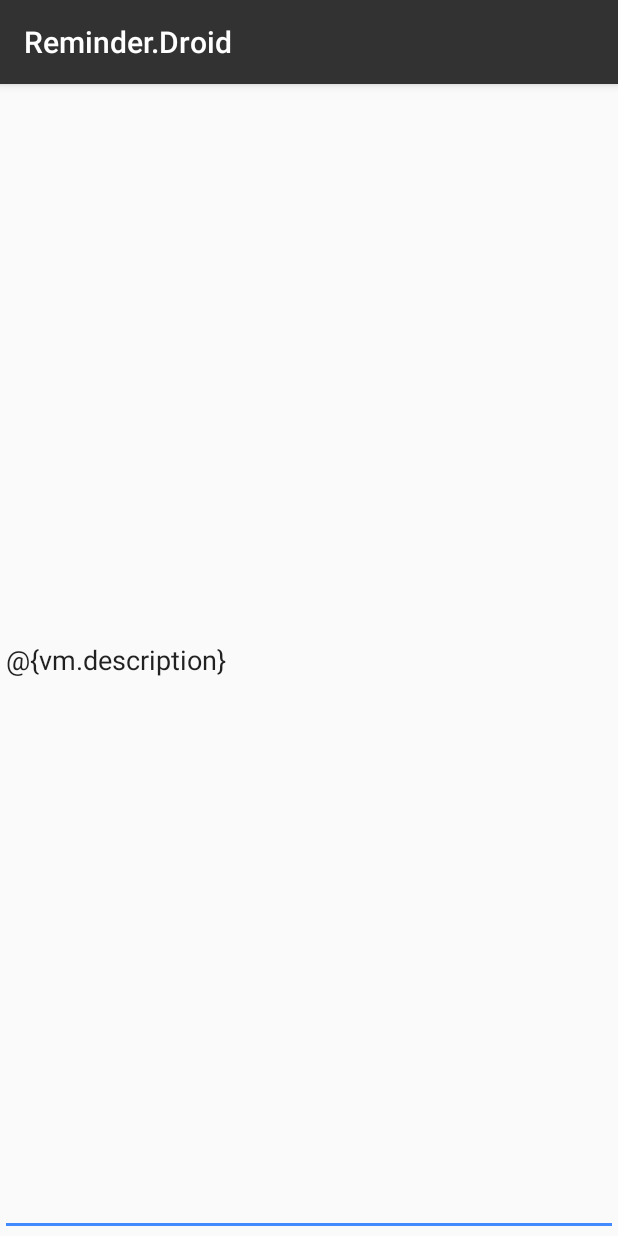
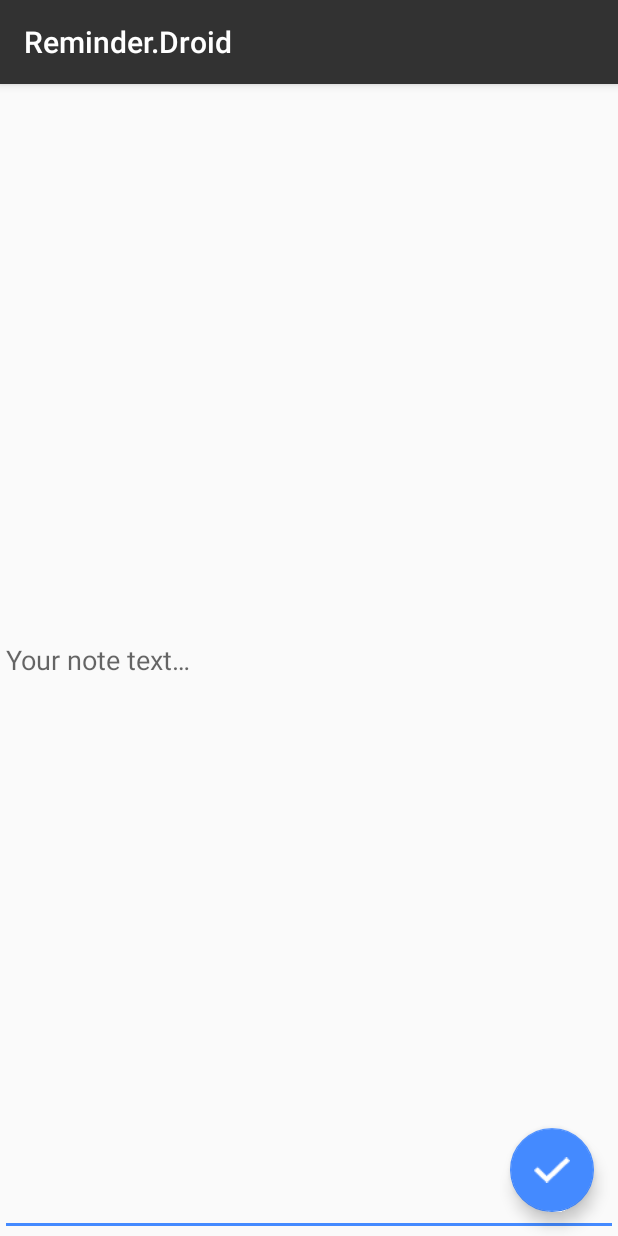
Before and after one commit to ArseniBarsegyan/ReminderAndroid, an Android app: the fragment CreateNoteFragment shown on its own in the app's theme, on a phone screen of 412 x 824 dp. Run offline under Robolectric (Android 15) with nearby library versions, the phone set to English and light mode, and no system bars; 1 statement that could not run was skipped.

```diff
--- a/app/build.gradle
+++ b/app/build.gradle
@@ -22,7 +22,7 @@ dependencies {
     implementation fileTree(dir: 'libs', include: ['*.jar'])
     implementation 'com.android.support:appcompat-v7:28.0.0'
     implementation 'com.android.support:design:28.0.0'
-    implementation 'com.android.support:recyclerview-v7:25.3.0'
+    implementation 'com.android.support:recyclerview-v7:28.0.0'
     implementation 'com.android.support.constraint:constraint-layout:1.1.3'
     implementation 'com.android.support:support-v4:28.0.0'
     implementation 'android.arch.lifecycle:extensions:1.1.1'
--- a/app/src/main/java/com/arsbars/reminderandroid/fragments/NotesFragment.java
+++ b/app/src/main/java/com/arsbars/reminderandroid/fragments/NotesFragment.java
@@ -46,7 +46,7 @@ public class NotesFragment extends Fragment {
         activity = (MainActivity)getActivity();
         activity.navigateToRoot("Notes", this);
 
-        FloatingActionButton fab = (FloatingActionButton) getActivity().findViewById(R.id.fab);
+        FloatingActionButton fab = (FloatingActionButton) getActivity().findViewById(R.id.push_create_note_view_button);
         fab.setOnClickListener(new View.OnClickListener() {
             @Override
             public void onClick(View view) {
--- a/app/src/main/res/layout/create_note_fragment.xml
+++ b/app/src/main/res/layout/create_note_fragment.xml
@@ -3,10 +3,25 @@
     xmlns:tools="http://schemas.android.com/tools"
     android:layout_width="match_parent"
     android:layout_height="match_parent"
+    xmlns:app="http://schemas.android.com/apk/res-auto"
     tools:context=".fragments.CreateNoteFragment">
 
     <EditText
+        android:id="@+id/note_description"
         android:layout_width="match_parent"
         android:layout_height="match_parent"
-        android:text="@{vm.description}"/>
+        android:hint="@string/note_description_placeholder" />
+
+    <android.support.design.widget.FloatingActionButton
+        android:id="@+id/create_note_button"
+        android:layout_width="wrap_content"
+        android:layout_height="wrap_content"
+        android:layout_gravity="bottom|end"
+        android:layout_margin="@dimen/fab_margin"
+        android:layout_marginEnd="8dp"
+        android:layout_marginBottom="8dp"
+        android:src="@drawable/confirm"
+        app:backgroundTint="@color/colorAccent"
+        app:layout_constraintBottom_toBottomOf="parent"
+        app:layout_constraintEnd_toEndOf="parent" />
 </FrameLayout>
--- a/app/src/main/res/layout/notes_fragment.xml
+++ b/app/src/main/res/layout/notes_fragment.xml
@@ -11,7 +11,7 @@
         android:layout_height="match_parent" />
 
     <android.support.design.widget.FloatingActionButton
-        android:id="@+id/fab"
+        android:id="@+id/push_create_note_view_button"
         android:layout_width="wrap_content"
         android:layout_height="wrap_content"
         android:layout_gravity="bottom|end"
--- a/app/src/main/res/values/strings.xml
+++ b/app/src/main/res/values/strings.xml
@@ -12,4 +12,5 @@
     <string name="achievements">Achievements</string>
     <string name="settings">Settings</string>
     <string name="logout">Logout</string>
+    <string name="note_description_placeholder">Your note text…</string>
 </resources>
--- a/build.gradle
+++ b/build.gradle
@@ -7,7 +7,7 @@ buildscript {
         jcenter()
     }
     dependencies {
-        classpath 'com.android.tools.build:gradle:3.2.0'
+        classpath 'com.android.tools.build:gradle:3.3.2'
 
 
         // NOTE: Do not place your application dependencies here; they belong
```
Also changed, not shown: app/src/main/java/com/arsbars/reminderandroid/fragments/CreateNoteFragment.java (+19 -0 lines), app/src/main/java/com/arsbars/reminderandroid/view/CreateNoteViewModel.java (+29 -0 lines), app/src/main/java/com/arsbars/reminderandroid/view/NotesViewModel.java (+3 -28 lines), app/src/main/java/com/arsbars/reminderandroid/view/adapters/RecycleAdapter.java (+31 -12 lines), gradle/wrapper/gradle-wrapper.properties.
